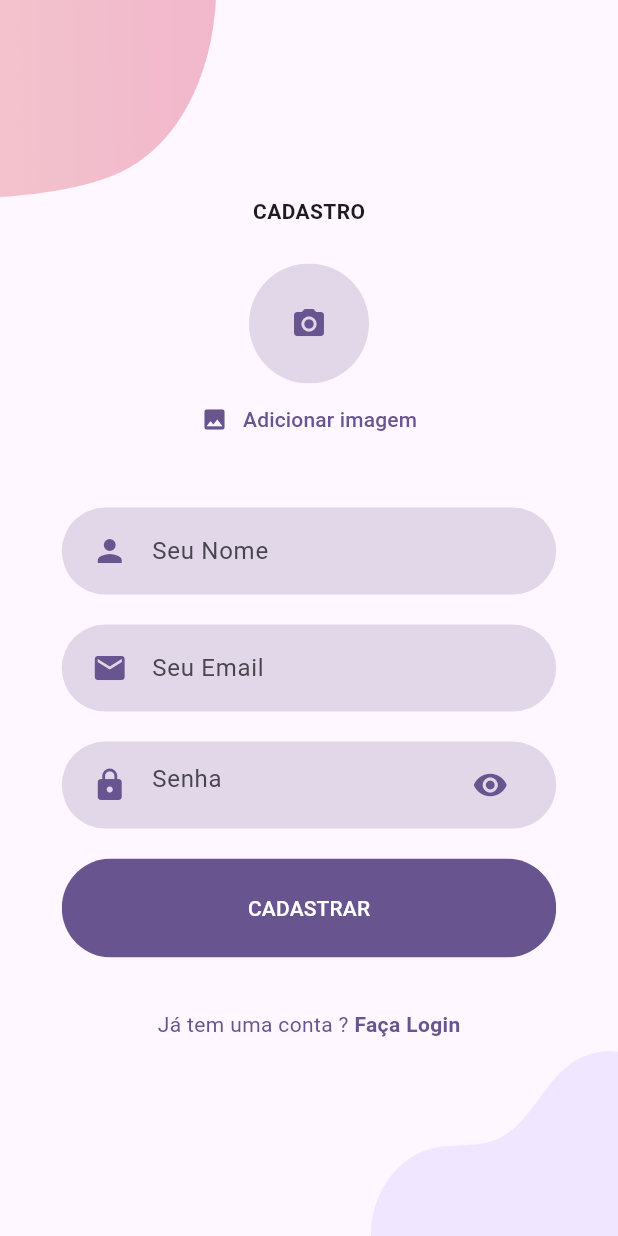
After one commit to MateusMaccos/chat_flutter, a Flutter app: the screen it shows after launch, after a tap on "REGISTRAR", on a phone screen of 412 x 824 dp. The commit adds this screen. Run offline on Flutter 3.47's test engine with Material 2 defaults, Android fonts, the phone set to English and light mode, and no system bars; our stand-ins replace cloud_firestore, firebase_auth, firebase_core, firebase_messaging, firebase_storage, flutter_svg and 1 more; accounts and stored records are empty.

Commit message:
Atualizando Layout do chat

```diff
--- a/lib/components/user_image_picker.dart
+++ b/lib/components/user_image_picker.dart
@@ -34,11 +34,24 @@ class _UserImagePickerState extends State<UserImagePicker> {
   Widget build(BuildContext context) {
     return Column(
       children: [
-        CircleAvatar(
-          radius: 40,
-          backgroundColor: Colors.grey,
-          backgroundImage: _image != null ? FileImage(_image!) : null,
-        ),
+        _image != null
+            ? CircleAvatar(
+                radius: 40,
+                backgroundColor: Colors.grey,
+                backgroundImage: _image != null ? FileImage(_image!) : null,
+              )
+            : ClipRRect(
+                borderRadius: BorderRadius.circular(40),
+                child: Container(
+                  height: 80,
+                  width: 80,
+                  color: Theme.of(context).primaryColor.withAlpha(50),
+                  child: Icon(
+                    Icons.camera_alt,
+                    color: Theme.of(context).primaryColor,
+                  ),
+                ),
+              ),
         TextButton(
           onPressed: _pickImage,
           child: Row(
--- a/lib/core/models/auth_form_data.dart
+++ b/lib/core/models/auth_form_data.dart
@@ -20,4 +20,12 @@ class AuthFormData {
   void toggleAuthMode() {
     _mode = isLogin ? AuthMode.Signup : AuthMode.Login;
   }
+
+  void toggleSignIn() {
+    _mode = AuthMode.Login;
+  }
+
+  void toggleSignUp() {
+    _mode = AuthMode.Signup;
+  }
 }
--- a/lib/pages/login_or_signup.dart
+++ b/lib/pages/login_or_signup.dart
@@ -1,8 +1,48 @@
 import 'package:flutter/material.dart';
 import 'package:flutter_svg/flutter_svg.dart';
+import 'package:projeto_chat/pages/signup_page.dart';
 
-class LoginOrSignUp extends StatelessWidget {
+import '../core/models/auth_form_data.dart';
+import '../core/services/auth/auth_service.dart';
+import 'login_page.dart';
+
+class LoginOrSignUp extends StatefulWidget {
   const LoginOrSignUp({super.key});
+
+  @override
+  State<LoginOrSignUp> createState() => _LoginOrSignUpState();
+}
+
+class _LoginOrSignUpState extends State<LoginOrSignUp> {
+  bool _isLoading = false;
+  Future<void> _handleSubmit(AuthFormData formData) async {
+    try {
+      if (!mounted) return;
+      setState(() {
+        _isLoading = true;
+      });
+      if (formData.isLogin) {
+        await AuthService().login(
+          formData.email,
+          formData.password,
+        );
+      } else {
+        await AuthService().signup(
+          formData.name,
+          formData.email,
+          formData.password,
+          formData.image,
+        );
+      }
+    } catch (error) {
+      //tratar erro
+    } finally {
+      if (!mounted) return;
+      setState(() {
+        _isLoading = false;
+      });
+    }
+  }
 
   @override
   Widget build(BuildContext context) {
@@ -39,24 +79,48 @@ class LoginOrSignUp extends StatelessWidget {
                     fontWeight: FontWeight.bold,
                   ),
                 ),
+                SizedBox(
+                  height: size.height * 0.03,
+                ),
                 SvgPicture.asset(
                   'assets/icons/chat.svg',
                   height: size.height * 0.45,
                 ),
+                SizedBox(
+                  height: size.height * 0.03,
+                ),
                 RoundedButton(
                   size: size,
                   text: 'LOGIN',
-                  press: () {},
+                  press: () {
+                    Navigator.of(context).push(MaterialPageRoute(
+                        builder: (ctx) => LoginPage(
+                              onSubmit: _handleSubmit,
+                            )));
+                  },
                 ),
                 RoundedButton(
                   size: size,
                   text: 'REGISTRAR',
-                  press: () {},
+                  press: () {
+                    Navigator.of(context).push(MaterialPageRoute(
+                        builder: (ctx) => SignUpPage(
+                              onSubmit: _handleSubmit,
+                            )));
+                  },
                   color: Theme.of(context).primaryColor.withAlpha(70),
                   textColor: Colors.black,
                 ),
               ],
             ),
+            if (_isLoading)
+              Container(
+                decoration:
+                    const BoxDecoration(color: Color.fromRGBO(0, 0, 0, 0.5)),
+                child: const Center(
+                  child: CircularProgressIndicator(),
+                ),
+              ),
           ],
         ),
       ),
@@ -65,6 +129,10 @@ class LoginOrSignUp extends StatelessWidget {
 }
 
 class RoundedButton extends StatelessWidget {
+  final String text;
+  final Size size;
+  final Function() press;
+  final Color? color, textColor;
   const RoundedButton({
     super.key,
     required this.size,
@@ -73,16 +141,13 @@ class RoundedButton extends StatelessWidget {
     this.color,
     this.textColor = Colors.white,
   });
-  final String text;
-  final Size size;
-  final Function press;
-  final Color? color, textColor;
 
   @override
   Widget build(BuildContext context) {
     return Padding(
       padding: const EdgeInsets.symmetric(vertical: 10, horizontal: 40),
       child: Container(
+        height: size.height * 0.08,
         width: size.width * 0.8,
         child: ClipRRect(
           borderRadius: BorderRadius.circular(29),
@@ -90,7 +155,7 @@ class RoundedButton extends StatelessWidget {
             style: ButtonStyle(
                 backgroundColor: MaterialStateProperty.all(
                     color ?? Theme.of(context).primaryColor)),
-            onPressed: press(),
+            onPressed: press,
             child: Text(
               text,
               style: TextStyle(color: textColor),
--- /dev/null
+++ b/lib/pages/login_page.dart
@@ -0,0 +1,201 @@
+import 'package:flutter/material.dart';
+import 'package:flutter_svg/flutter_svg.dart';
+import 'package:projeto_chat/pages/login_or_signup.dart';
+import 'package:projeto_chat/pages/signup_page.dart';
+
+import '../core/models/auth_form_data.dart';
+
+class LoginPage extends StatefulWidget {
+  final void Function(AuthFormData) onSubmit;
+  const LoginPage({required this.onSubmit, super.key});
+
+  @override
+  State<LoginPage> createState() => _LoginPageState();
+}
+
+class _LoginPageState extends State<LoginPage> {
+  final _formKey = GlobalKey<FormState>();
+  final _formData = AuthFormData();
+
+  void _showError(String msg) {
+    ScaffoldMessenger.of(context).showSnackBar(SnackBar(
+      content: Text(msg),
+      backgroundColor: Theme.of(context).colorScheme.error,
+    ));
+  }
+
+  void _submit() {
+    final isValid = _formKey.currentState?.validate() ?? false;
+    if (!isValid) return;
+
+    if (_formData.image == null && _formData.isSignup) {
+      return _showError('Imagem não selecionada!');
+    }
+    widget.onSubmit(_formData);
+  }
+
+  @override
+  Widget build(BuildContext context) {
+    _formData.toggleSignIn();
+    Size size = MediaQuery.of(context).size;
+    return Scaffold(
+      body: SizedBox(
+        width: double.infinity,
+        height: size.height,
+        child: Stack(
+          alignment: Alignment.center,
+          children: [
+            Positioned(
+              top: 0,
+              left: 0,
+              child: Image.asset(
+                'assets/images/main_top.png',
+                width: size.width * 0.35,
+              ),
+            ),
+            Positioned(
+              bottom: 0,
+              right: 0,
+              child: Image.asset(
+                'assets/images/login_bottom.png',
+                width: size.width * 0.4,
+              ),
+            ),
+            SingleChildScrollView(
+              child: Form(
+                key: _formKey,
+                child: Column(
+                  mainAxisAlignment: MainAxisAlignment.center,
+                  children: [
+                    const Text(
+                      'LOGIN',
+                      style: TextStyle(
+                        fontWeight: FontWeight.bold,
+                      ),
+                    ),
+                    SizedBox(
+                      height: size.height * 0.03,
+                    ),
+                    SvgPicture.asset(
+                      'assets/icons/login.svg',
+                      height: size.height * 0.35,
+                    ),
+                    SizedBox(
+                      height: size.height * 0.03,
+                    ),
+                    CustomTextField(
+                      child: TextFormField(
+                        key: const ValueKey('email'),
+                        initialValue: _formData.email,
+                        onChanged: (email) => _formData.email = email,
+                        validator: (_email) {
+                          final email = _email ?? '';
+                          if (!email.contains('@')) {
+                            return 'Email informado inválido.';
+                          }
+                          return null;
+                        },
+                        decoration: InputDecoration(
+                          icon: Icon(
+                            Icons.email,
+                            color: Theme.of(context).primaryColor,
+                          ),
+                          hintText: "Seu Email",
+                          border: InputBorder.none,
+                        ),
+                      ),
+                    ),
+                    CustomTextField(
+                      child: TextFormField(
+                        key: const ValueKey('password'),
+                        initialValue: _formData.password,
+                        onChanged: (password) => _formData.password = password,
+                        validator: (_password) {
+                          final password = _password ?? '';
+                          if (password.length < 6) {
+                            return 'Senha deve ter no mínimo 6 caracteres.';
+                          }
+                          return null;
+                        },
+                        obscureText: true,
+                        decoration: InputDecoration(
+                          icon: Icon(
+                            Icons.lock,
+                            color: Theme.of(context).primaryColor,
+                          ),
+                          suffixIcon: Icon(
+                            Icons.visibility,
+                            color: Theme.of(context).primaryColor,
+                          ),
+                          hintText: "Senha",
+                          border: InputBorder.none,
+                        ),
+                      ),
+                    ),
+                    RoundedButton(
+                      size: size,
+                      text: 'LOGIN',
+                      press: _submit,
+                    ),
+                    SizedBox(
+                      height: size.height * 0.03,
+                    ),
+                    Row(
+                      mainAxisAlignment: MainAxisAlignment.center,
+                      children: [
+                        Text(
+                          'Não tem uma conta ? ',
+                          style:
+                              TextStyle(color: Theme.of(context).primaryColor),
+                        ),
+                        GestureDetector(
+                          onTap: () {
+                            Navigator.of(context).push(MaterialPageRoute(
+                                builder: (ctx) => SignUpPage(
+                                      onSubmit: widget.onSubmit,
+                                    )));
+                          },
+                          child: Text(
+                            'Cadastre-se',
+                            style: TextStyle(
+                                color: Theme.of(context).primaryColor,
+                                fontWeight: FontWeight.bold),
+                          ),
+                        )
+                      ],
+                    ),
+                  ],
+                ),
+              ),
+            )
+          ],
+        ),
+      ),
+    );
+  }
+}
+
+class CustomTextField extends StatelessWidget {
+  final Widget child;
+  const CustomTextField({
+    super.key,
+    required this.child,
+  });
+
+  @override
+  Widget build(BuildContext context) {
+    Size size = MediaQuery.of(context).size;
+    return Container(
+      margin: EdgeInsets.symmetric(vertical: 10),
+      padding: const EdgeInsets.symmetric(
+        horizontal: 20,
+        vertical: 5,
+      ),
+      width: size.width * 0.8,
+      decoration: BoxDecoration(
+          color: Theme.of(context).primaryColor.withAlpha(50),
+          borderRadius: BorderRadius.circular(29)),
+      child: child,
+    );
+  }
+}
--- /dev/null
+++ b/lib/pages/signup_page.dart
@@ -0,0 +1,201 @@
+import 'dart:io';
+import 'package:flutter/material.dart';
+import '../components/user_image_picker.dart';
+import '../core/models/auth_form_data.dart';
+import 'login_or_signup.dart';
+import 'login_page.dart';
+
+class SignUpPage extends StatefulWidget {
+  final void Function(AuthFormData) onSubmit;
+  const SignUpPage({required this.onSubmit, super.key});
+
+  @override
+  State<SignUpPage> createState() => _SignUpPageState();
+}
+
+class _SignUpPageState extends State<SignUpPage> {
+  final _formKey = GlobalKey<FormState>();
+  final _formData = AuthFormData();
+
+  void _handleImagePick(File image) {
+    _formData.image = image;
+  }
+
+  void _showError(String msg) {
+    ScaffoldMessenger.of(context).showSnackBar(SnackBar(
+      content: Text(msg),
+      backgroundColor: Theme.of(context).colorScheme.error,
+    ));
+  }
+
+  void _submit() {
+    final isValid = _formKey.currentState?.validate() ?? false;
+    if (!isValid) return;
+
+    if (_formData.image == null && _formData.isSignup) {
+      return _showError('Imagem não selecionada!');
+    }
+    widget.onSubmit(_formData);
+  }
+
+  @override
+  Widget build(BuildContext context) {
+    _formData.toggleSignUp();
+    Size size = MediaQuery.of(context).size;
+    return Scaffold(
+      body: SizedBox(
+        width: double.infinity,
+        height: size.height,
+        child: Stack(
+          alignment: Alignment.center,
+          children: [
+            Positioned(
+              top: 0,
+              left: 0,
+              child: Image.asset(
+                'assets/images/signup_top.png',
+                width: size.width * 0.35,
+              ),
+            ),
+            Positioned(
+              bottom: 0,
+              right: 0,
+              child: Image.asset(
+                'assets/images/login_bottom.png',
+                width: size.width * 0.4,
+              ),
+            ),
+            SingleChildScrollView(
+              child: Form(
+                key: _formKey,
+                child: Column(
+                  mainAxisAlignment: MainAxisAlignment.center,
+                  children: [
+                    const Text(
+                      'CADASTRO',
+                      style: TextStyle(
+                        fontWeight: FontWeight.bold,
+                      ),
+                    ),
+                    SizedBox(
+                      height: size.height * 0.03,
+                    ),
+                    UserImagePicker(
+                      onImagePick: _handleImagePick,
+                    ),
+                    SizedBox(
+                      height: size.height * 0.03,
+                    ),
+                    CustomTextField(
+                      child: TextFormField(
+                        initialValue: _formData.name,
+                        onChanged: (name) => _formData.name = name,
+                        validator: (_name) {
+                          final name = _name ?? '';
+                          if (name.trim().length < 5) {
+                            return 'Nome deve ter no min 5 caracteres.';
+                          }
+                          return null;
+                        },
+                        decoration: InputDecoration(
+                          icon: Icon(
+                            Icons.person,
+                            color: Theme.of(context).primaryColor,
+                          ),
+                          hintText: "Seu Nome",
+                          border: InputBorder.none,
+                        ),
+                        key: const ValueKey('name'),
+                      ),
+                    ),
+                    CustomTextField(
+                      child: TextFormField(
+                        key: const ValueKey('email'),
+                        initialValue: _formData.email,
+                        onChanged: (email) => _formData.email = email,
+                        validator: (_email) {
+                          final email = _email ?? '';
+                          if (!email.contains('@')) {
+                            return 'Email informado inválido.';
+                          }
+                          return null;
+                        },
+                        decoration: InputDecoration(
+                          icon: Icon(
+                            Icons.email,
+                            color: Theme.of(context).primaryColor,
+                          ),
+                          hintText: "Seu Email",
+                          border: InputBorder.none,
+                        ),
+                      ),
+                    ),
+                    CustomTextField(
+                      child: TextFormField(
+                        key: const ValueKey('password'),
+                        initialValue: _formData.password,
+                        onChanged: (password) => _formData.password = password,
+                        validator: (_password) {
+                          final password = _password ?? '';
+                          if (password.length < 6) {
+                            return 'Senha deve ter no mínimo 6 caracteres.';
+                          }
+                          return null;
+                        },
+                        obscureText: true,
+                        decoration: InputDecoration(
+                          icon: Icon(
+                            Icons.lock,
+                            color: Theme.of(context).primaryColor,
+                          ),
+                          suffixIcon: Icon(
+                            Icons.visibility,
+                            color: Theme.of(context).primaryColor,
+                          ),
+                          hintText: "Senha",
+                          border: InputBorder.none,
+                        ),
+                      ),
+                    ),
+                    RoundedButton(
+                      size: size,
+                      text: 'CADASTRAR',
+                      press: _submit,
+                    ),
+                    SizedBox(
+                      height: size.height * 0.03,
+                    ),
+                    Row(
+                      mainAxisAlignment: MainAxisAlignment.center,
+                      children: [
+                        Text(
+                          'Já tem uma conta ? ',
+                          style:
+                              TextStyle(color: Theme.of(context).primaryColor),
+                        ),
+                        GestureDetector(
+                          onTap: () {
+                            Navigator.of(context).push(MaterialPageRoute(
+                                builder: (ctx) => LoginPage(
+                                      onSubmit: widget.onSubmit,
+                                    )));
+                          },
+                          child: Text(
+                            'Faça Login',
+                            style: TextStyle(
+                                color: Theme.of(context).primaryColor,
+                                fontWeight: FontWeight.bold),
+                          ),
+                        )
+                      ],
+                    ),
+                  ],
+                ),
+              ),
+            ),
+          ],
+        ),
+      ),
+    );
+  }
+}
```
